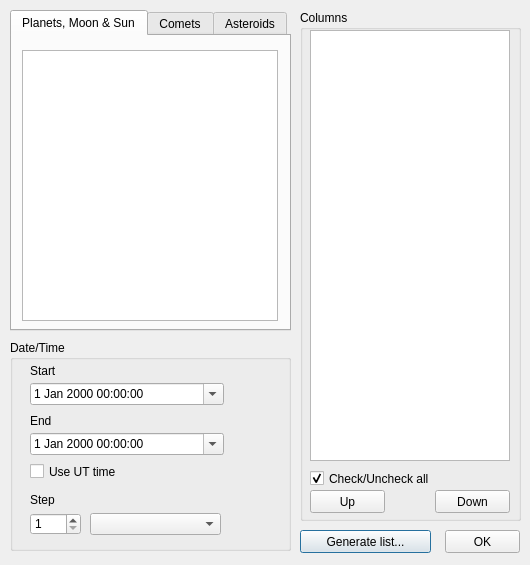
Qt form cephlist.ui (PavelMr/skytechx) before a commit.
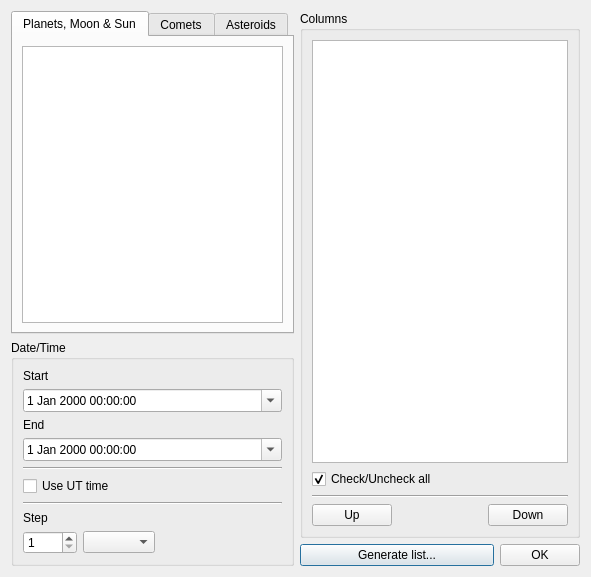
The same form after that commit.

Patch:
```diff
--- a/cephlist.ui
+++ b/cephlist.ui
@@ -6,22 +6,20 @@
    <rect>
     <x>0</x>
     <y>0</y>
-    <width>530</width>
-    <height>565</height>
+    <width>591</width>
+    <height>577</height>
    </rect>
   </property>
   <property name="windowTitle">
    <string>Ephemerid list</string>
   </property>
+  <layout class="QVBoxLayout" name="verticalLayout_8">
+   <item>
+    <layout class="QHBoxLayout" name="horizontalLayout_2" stretch="1,0">
+     <item>
+      <layout class="QVBoxLayout" name="verticalLayout_4">
+       <item>
   <widget class="QTabWidget" name="tabWidget">
-   <property name="geometry">
-    <rect>
-     <x>10</x>
-     <y>10</y>
-     <width>281</width>
-     <height>321</height>
-    </rect>
-   </property>
    <property name="currentIndex">
     <number>0</number>
    </property>
@@ -29,204 +27,63 @@
     <attribute name="title">
      <string>Planets, Moon &amp;&amp; Sun</string>
     </attribute>
+          <layout class="QVBoxLayout" name="verticalLayout_5">
+           <item>
     <widget class="QListWidget" name="listWidget">
-     <property name="geometry">
-      <rect>
-       <x>10</x>
-       <y>14</y>
-       <width>256</width>
-       <height>271</height>
-      </rect>
-     </property>
      <property name="alternatingRowColors">
       <bool>true</bool>
      </property>
     </widget>
+           </item>
+          </layout>
    </widget>
    <widget class="QWidget" name="tab_2">
     <attribute name="title">
      <string>Comets</string>
     </attribute>
+          <layout class="QVBoxLayout" name="verticalLayout_9">
+           <item>
     <widget class="QListWidget" name="listWidget_3">
-     <property name="geometry">
-      <rect>
-       <x>10</x>
-       <y>14</y>
-       <width>256</width>
-       <height>271</height>
-      </rect>
-     </property>
      <property name="alternatingRowColors">
       <bool>true</bool>
      </property>
     </widget>
+           </item>
+          </layout>
    </widget>
    <widget class="QWidget" name="tab_3">
     <attribute name="title">
      <string>Asteroids</string>
     </attribute>
+          <layout class="QVBoxLayout" name="verticalLayout_10">
+           <item>
     <widget class="QListWidget" name="listWidget_4">
-     <property name="geometry">
-      <rect>
-       <x>10</x>
-       <y>14</y>
-       <width>256</width>
-       <height>271</height>
-      </rect>
-     </property>
      <property name="alternatingRowColors">
       <bool>true</bool>
      </property>
     </widget>
-   </widget>
-  </widget>
-  <widget class="QGroupBox" name="groupBox">
-   <property name="geometry">
-    <rect>
-     <x>300</x>
-     <y>10</y>
-     <width>221</width>
-     <height>511</height>
-    </rect>
-   </property>
-   <property name="title">
-    <string>Columns</string>
-   </property>
-   <widget class="QListWidget" name="listWidget_2">
-    <property name="geometry">
-     <rect>
-      <x>10</x>
-      <y>20</y>
-      <width>200</width>
-      <height>431</height>
-     </rect>
-    </property>
-    <property name="alternatingRowColors">
-     <bool>true</bool>
-    </property>
-   </widget>
-   <widget class="QPushButton" name="pushButton_2">
-    <property name="geometry">
-     <rect>
-      <x>10</x>
-      <y>480</y>
-      <width>75</width>
-      <height>23</height>
-     </rect>
-    </property>
-    <property name="text">
-     <string>Up</string>
-    </property>
-   </widget>
-   <widget class="QPushButton" name="pushButton_3">
-    <property name="geometry">
-     <rect>
-      <x>135</x>
-      <y>480</y>
-      <width>75</width>
-      <height>23</height>
-     </rect>
-    </property>
-    <property name="text">
-     <string>Down</string>
-    </property>
-   </widget>
-   <widget class="QCheckBox" name="checkBox_2">
-    <property name="geometry">
-     <rect>
-      <x>10</x>
-      <y>460</y>
-      <width>201</width>
-      <height>17</height>
-     </rect>
-    </property>
-    <property name="text">
-     <string>Check/Uncheck all</string>
-    </property>
-    <property name="checked">
-     <bool>true</bool>
-    </property>
-   </widget>
-  </widget>
-  <widget class="QPushButton" name="pushButton">
-   <property name="geometry">
-    <rect>
-     <x>445</x>
-     <y>530</y>
-     <width>75</width>
-     <height>23</height>
-    </rect>
-   </property>
-   <property name="text">
-    <string>OK</string>
-   </property>
-  </widget>
-  <widget class="QPushButton" name="pushButton_4">
-   <property name="geometry">
-    <rect>
-     <x>300</x>
-     <y>530</y>
-     <width>131</width>
-     <height>23</height>
-    </rect>
-   </property>
-   <property name="text">
-    <string>Generate list...</string>
-   </property>
-   <property name="default">
-    <bool>true</bool>
-   </property>
-  </widget>
+           </item>
+          </layout>
+         </widget>
+        </widget>
+       </item>
+       <item>
   <widget class="QGroupBox" name="groupBox_2">
-   <property name="geometry">
-    <rect>
-     <x>10</x>
-     <y>340</y>
-     <width>281</width>
-     <height>211</height>
-    </rect>
-   </property>
    <property name="title">
     <string>Date/Time</string>
    </property>
-   <widget class="QDateTimeEdit" name="dateTimeEdit">
-    <property name="geometry">
-     <rect>
-      <x>20</x>
-      <y>43</y>
-      <width>194</width>
-      <height>22</height>
-     </rect>
-    </property>
-    <property name="calendarPopup">
-     <bool>true</bool>
-    </property>
-    <property name="timeSpec">
-     <enum>Qt::UTC</enum>
-    </property>
-   </widget>
+         <layout class="QVBoxLayout" name="verticalLayout_7">
+          <item>
+           <layout class="QVBoxLayout" name="verticalLayout_6">
+            <item>
    <widget class="QLabel" name="label">
-    <property name="geometry">
-     <rect>
-      <x>20</x>
-      <y>23</y>
-      <width>161</width>
-      <height>16</height>
-     </rect>
-    </property>
     <property name="text">
      <string>Start</string>
     </property>
    </widget>
-   <widget class="QDateTimeEdit" name="dateTimeEdit_2">
-    <property name="geometry">
-     <rect>
-      <x>20</x>
-      <y>93</y>
-      <width>194</width>
-      <height>22</height>
-     </rect>
-    </property>
+            </item>
+            <item>
+             <widget class="QDateTimeEdit" name="dateTimeEdit">
     <property name="calendarPopup">
      <bool>true</bool>
     </property>
@@ -234,64 +91,56 @@
      <enum>Qt::UTC</enum>
     </property>
    </widget>
+            </item>
+            <item>
    <widget class="QLabel" name="label_2">
-    <property name="geometry">
-     <rect>
-      <x>20</x>
-      <y>73</y>
-      <width>161</width>
-      <height>16</height>
-     </rect>
-    </property>
     <property name="text">
      <string>End</string>
     </property>
    </widget>
+            </item>
+            <item>
+             <widget class="QDateTimeEdit" name="dateTimeEdit_2">
+              <property name="calendarPopup">
+               <bool>true</bool>
+              </property>
+              <property name="timeSpec">
+               <enum>Qt::UTC</enum>
+              </property>
+             </widget>
+            </item>
+            <item>
+             <widget class="Line" name="line_2">
+              <property name="orientation">
+               <enum>Qt::Horizontal</enum>
+              </property>
+             </widget>
+            </item>
+            <item>
    <widget class="QCheckBox" name="checkBox">
-    <property name="geometry">
-     <rect>
-      <x>20</x>
-      <y>123</y>
-      <width>191</width>
-      <height>17</height>
-     </rect>
-    </property>
     <property name="text">
      <string>Use UT time</string>
     </property>
    </widget>
-   <widget class="QComboBox" name="comboBox">
-    <property name="geometry">
-     <rect>
-      <x>80</x>
-      <y>173</y>
-      <width>131</width>
-      <height>22</height>
-     </rect>
-    </property>
-   </widget>
+            </item>
+            <item>
+             <widget class="Line" name="line_3">
+              <property name="orientation">
+               <enum>Qt::Horizontal</enum>
+              </property>
+             </widget>
+            </item>
+            <item>
    <widget class="QLabel" name="label_3">
-    <property name="geometry">
-     <rect>
-      <x>20</x>
-      <y>153</y>
-      <width>46</width>
-      <height>13</height>
-     </rect>
-    </property>
     <property name="text">
      <string>Step</string>
     </property>
    </widget>
+            </item>
+            <item>
+             <layout class="QHBoxLayout" name="horizontalLayout_3">
+              <item>
    <widget class="QSpinBox" name="spinBox">
-    <property name="geometry">
-     <rect>
-      <x>20</x>
-      <y>173</y>
-      <width>51</width>
-      <height>22</height>
-     </rect>
-    </property>
     <property name="minimum">
      <number>1</number>
     </property>
@@ -299,7 +148,138 @@
      <number>1000</number>
     </property>
    </widget>
-  </widget>
+              </item>
+              <item>
+               <widget class="QComboBox" name="comboBox"/>
+              </item>
+              <item>
+               <spacer name="horizontalSpacer_3">
+                <property name="orientation">
+                 <enum>Qt::Horizontal</enum>
+                </property>
+                <property name="sizeHint" stdset="0">
+                 <size>
+                  <width>40</width>
+                  <height>20</height>
+                 </size>
+                </property>
+               </spacer>
+              </item>
+             </layout>
+            </item>
+           </layout>
+          </item>
+         </layout>
+        </widget>
+       </item>
+      </layout>
+     </item>
+     <item>
+      <layout class="QVBoxLayout" name="verticalLayout">
+       <item>
+        <widget class="QGroupBox" name="groupBox">
+         <property name="title">
+          <string>Columns</string>
+         </property>
+         <layout class="QVBoxLayout" name="verticalLayout_3">
+          <item>
+           <layout class="QVBoxLayout" name="verticalLayout_2">
+            <item>
+             <widget class="QListWidget" name="listWidget_2">
+              <property name="alternatingRowColors">
+               <bool>true</bool>
+              </property>
+             </widget>
+            </item>
+            <item>
+             <widget class="QCheckBox" name="checkBox_2">
+              <property name="text">
+               <string>Check/Uncheck all</string>
+              </property>
+              <property name="checked">
+               <bool>true</bool>
+              </property>
+             </widget>
+            </item>
+            <item>
+             <widget class="Line" name="line">
+              <property name="orientation">
+               <enum>Qt::Horizontal</enum>
+              </property>
+             </widget>
+            </item>
+            <item>
+             <layout class="QHBoxLayout" name="horizontalLayout_5">
+              <item>
+               <widget class="QPushButton" name="pushButton_2">
+                <property name="text">
+                 <string>Up</string>
+                </property>
+               </widget>
+              </item>
+              <item>
+               <spacer name="horizontalSpacer">
+                <property name="orientation">
+                 <enum>Qt::Horizontal</enum>
+                </property>
+                <property name="sizeHint" stdset="0">
+                 <size>
+                  <width>40</width>
+                  <height>20</height>
+                 </size>
+                </property>
+               </spacer>
+              </item>
+              <item>
+               <widget class="QPushButton" name="pushButton_3">
+                <property name="text">
+                 <string>Down</string>
+                </property>
+               </widget>
+              </item>
+             </layout>
+            </item>
+           </layout>
+          </item>
+         </layout>
+        </widget>
+       </item>
+       <item>
+        <layout class="QHBoxLayout" name="horizontalLayout_6">
+         <item>
+          <layout class="QHBoxLayout" name="horizontalLayout_4">
+           <item>
+            <widget class="QPushButton" name="pushButton_4">
+             <property name="text">
+              <string>Generate list...</string>
+             </property>
+             <property name="default">
+              <bool>true</bool>
+             </property>
+            </widget>
+           </item>
+           <item>
+            <widget class="QPushButton" name="pushButton">
+             <property name="sizePolicy">
+              <sizepolicy hsizetype="Maximum" vsizetype="Fixed">
+               <horstretch>0</horstretch>
+               <verstretch>0</verstretch>
+              </sizepolicy>
+             </property>
+             <property name="text">
+              <string>OK</string>
+             </property>
+            </widget>
+           </item>
+          </layout>
+         </item>
+        </layout>
+       </item>
+      </layout>
+     </item>
+    </layout>
+   </item>
+  </layout>
  </widget>
  <resources/>
  <connections/>
```
Lines whose indentation alone changed are shown as unchanged.
